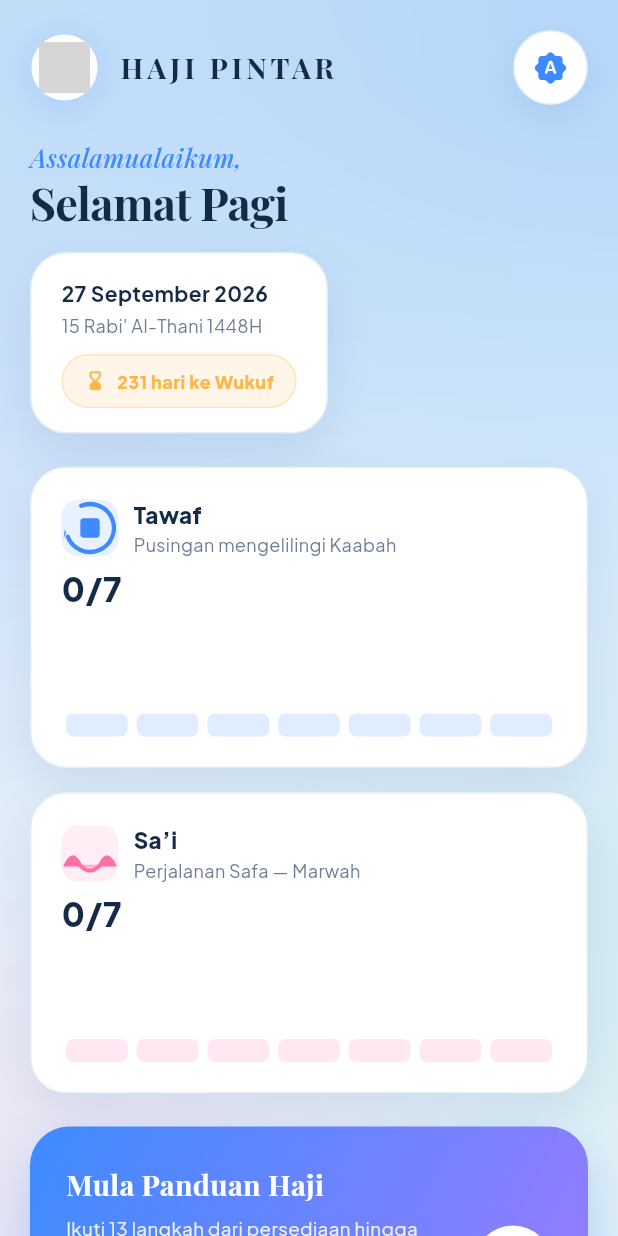
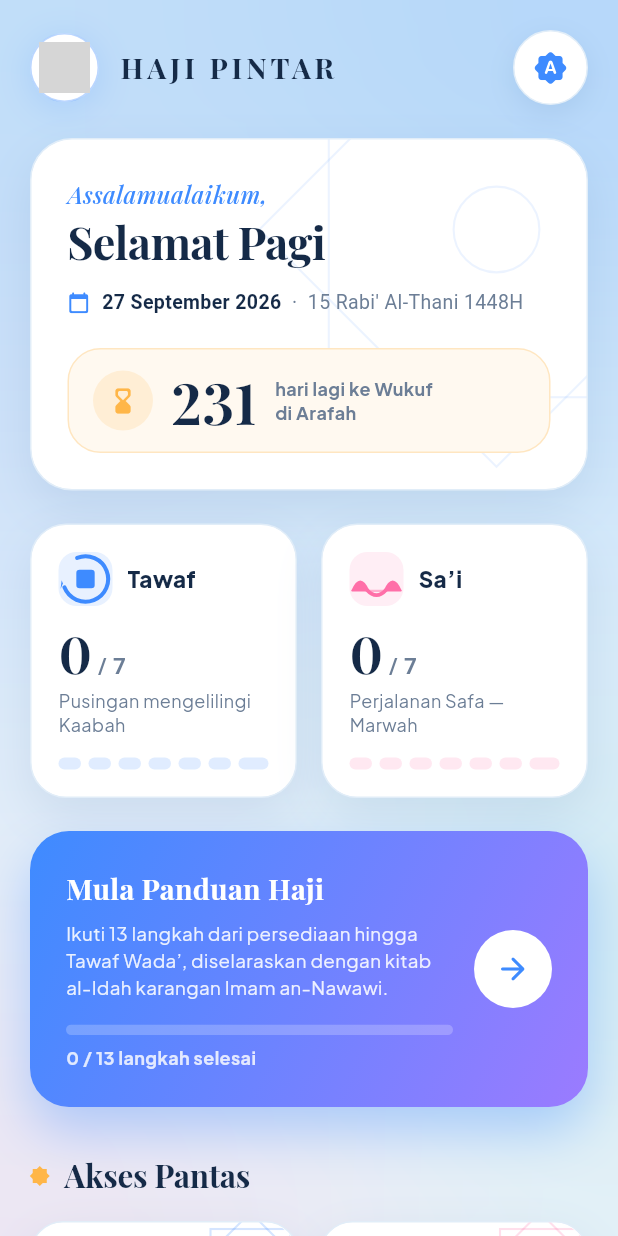
Before and after one commit to muzzammilKIAS/aplikasi_haji_pintar, a Flutter app: the screen it shows after launch, after a tap on "SAYA FAHAM & TERUSKAN", on a phone screen of 412 x 824 dp. Run offline on Flutter 3.47's test engine with Material 3 defaults, Android fonts, the phone set to English and light mode, and no system bars; our stand-ins replace flutter_map, google_fonts, hijri, hive_ce_flutter, latlong2, pdf and 2 more; accounts and stored records are empty; statements that could not run were skipped; project files that could hold a hidden picture were left out; grey boxes are pictures that could not be loaded.

Commit message:
Reka bentuk semula dashboard supaya lebih segar
Warna kekal; hanya susun atur dan komposisi berubah.

- Kad hero tunggal: salam, tarikh Masihi/Hijrah dan kiraan besar hari
  ke Wukuf (menggantikan salam berasingan + kad tarikh separuh lebar)
- Kad Tawaf/Sa'i padat bersebelahan walaupun di telefon, dengan angka
  besar dan penanda pusingan (tiada lagi carta tinggi yang kosong)
- Akses Pantas jadi grid jubin 4 lajur (desktop) / 2 lajur (telefon)
  yang sama tinggi per baris; anak panah dalam lencana bintang lapan
  penjuru

Co-Authored-By: Claude Opus 5.5 <noreply@anthropic.com>

```diff
--- a/lib/home_dashboard.dart
+++ b/lib/home_dashboard.dart
@@ -462,14 +462,12 @@ class _HalamanUtamaState extends State<HalamanUtama>
                           0.45,
                         ),
                         const SizedBox(height: 22),
-                        _staggered(const _DashGreeting(), 0.04, 0.50),
-                        const SizedBox(height: 16),
-                        _staggered(const _DateCountdownStrip(), 0.06, 0.52),
+                        _staggered(const _DateCountdownStrip(), 0.04, 0.52),
                         const SizedBox(height: 22),
                         _staggered(
                           LayoutBuilder(
                             builder: (BuildContext context, BoxConstraints constraints) {
-                              final bool stack = constraints.maxWidth < 560;
+                              final bool stack = constraints.maxWidth < 300;
                               final List<Widget> charts = <Widget>[
                                 _StatBarCard(
                                   title: 'Tawaf',
@@ -672,16 +670,10 @@ class _HalamanUtamaState extends State<HalamanUtama>
     double width,
     _DashPalette palette,
   ) {
-    int columns;
-    if (width >= 768) {
-      columns = 3;
-    } else if (width >= 360) {
-      columns = 2;
-    } else {
-      columns = 1;
-    }
-
-    const double spacing = 16;
+    // 8 jubin: 4 lajur di skrin lebar dan 2 di telefon supaya setiap
+    // baris penuh tanpa slot kosong.
+    final int columns = width >= 700 ? 4 : 2;
+    const double spacing = 14;
     final double cardWidth = (width - spacing * (columns - 1)) / columns;
 
     final List<_FeatureData> features = <_FeatureData>[
@@ -743,20 +735,38 @@ class _HalamanUtamaState extends State<HalamanUtama>
       ),
     ];
 
-    return Wrap(
-      spacing: spacing,
-      runSpacing: spacing,
-      children: features.map((_FeatureData feature) {
-        return SizedBox(
-          width: cardWidth,
-          child: _FeatureCard(
-            data: feature,
+    final List<Widget> rows = <Widget>[];
+    for (int start = 0; start < features.length; start += columns) {
+      final List<_FeatureData> rowItems = features.sublist(
+        start,
+        math.min(start + columns, features.length),
+      );
+      rows.add(
+        Padding(
+          padding: EdgeInsets.only(top: start == 0 ? 0 : spacing),
+          child: IntrinsicHeight(
+            child: Row(
+              crossAxisAlignment: CrossAxisAlignment.stretch,
+              children: <Widget>[
+                for (int i = 0; i < columns; i++) ...<Widget>[
+                  if (i > 0) const SizedBox(width: spacing),
+                  Expanded(
+                    child: i < rowItems.length
+                        ? _FeatureCard(
+                            data: rowItems[i],
                             palette: palette,
-            compact: columns == 1,
-          ),
-        );
-      }).toList(),
-    );
+                            compact: cardWidth < 220,
+                          )
+                        : const SizedBox.shrink(),
+                  ),
+                ],
+              ],
+            ),
+          ),
+        ),
+      );
+    }
+    return Column(children: rows);
   }
 }
 
@@ -914,42 +924,8 @@ class _DashHeader extends StatelessWidget {
 }
 
 /// Sapaan ringkas ("Assalamualaikum" + sapaan mengikut waktu).
-class _DashGreeting extends StatelessWidget {
-  const _DashGreeting();
-
-  @override
-  Widget build(BuildContext context) {
-    final _DashPalette palette = _DashPalette.of(context);
-
-    return Column(
-      crossAxisAlignment: CrossAxisAlignment.start,
-      children: <Widget>[
-        Text(
-          'Assalamualaikum,',
-          style: GoogleFonts.playfairDisplay(
-            color: palette.blue,
-            fontSize: 17,
-            fontStyle: FontStyle.italic,
-            fontWeight: FontWeight.w500,
-          ),
-        ),
-        Text(
-          sapaanMengikutMasa(),
-          style: GoogleFonts.playfairDisplay(
-            color: palette.textPrimary,
-            fontSize: 30,
-            height: 1.15,
-            fontWeight: FontWeight.w700,
-            letterSpacing: -0.5,
-          ),
-        ),
-      ],
-    );
-  }
-}
-
-/// Jalur padat memaparkan tarikh Masihi/Hijrah semasa dan anggaran baki
-/// hari menuju Wukuf di Arafah akan datang.
+/// Kad hero: salam, tarikh Masihi/Hijrah semasa dan baki hari menuju
+/// Wukuf di Arafah akan datang.
 class _DateCountdownStrip extends StatefulWidget {
   const _DateCountdownStrip();
 
@@ -1078,77 +1054,183 @@ class _DateCountdownStripState extends State<_DateCountdownStrip> {
     );
     final int bakiHari = tarikhSasaran.difference(tarikhSemasa).inDays;
 
-    return _DashCard(
-      palette: palette,
-      padding: const EdgeInsets.symmetric(horizontal: 20, vertical: 16),
-      child: LayoutBuilder(
-        builder: (BuildContext context, BoxConstraints constraints) {
-          final bool compact = constraints.maxWidth < 420;
-
-          final Widget tarikhPanel = Column(
+    final Widget greeting = Column(
       crossAxisAlignment: CrossAxisAlignment.start,
       mainAxisSize: MainAxisSize.min,
       children: <Widget>[
         Text(
-                _formatTarikhPenuhMasihi(_now),
+          'Assalamualaikum,',
+          style: GoogleFonts.playfairDisplay(
+            color: palette.blue,
+            fontSize: 16,
+            fontStyle: FontStyle.italic,
+            fontWeight: FontWeight.w500,
+          ),
+        ),
+        const SizedBox(height: 2),
+        Text(
+          sapaanMengikutMasa(),
+          style: GoogleFonts.playfairDisplay(
+            color: palette.textPrimary,
+            fontSize: 30,
+            height: 1.15,
+            fontWeight: FontWeight.w700,
+            letterSpacing: -0.5,
+          ),
+        ),
+        const SizedBox(height: 14),
+        Row(
+          mainAxisSize: MainAxisSize.min,
+          children: <Widget>[
+            Icon(
+              Icons.calendar_today_rounded,
+              size: 15,
+              color: palette.blue,
+            ),
+            const SizedBox(width: 8),
+            Flexible(
+              child: Text.rich(
+                TextSpan(
+                  children: <InlineSpan>[
+                    TextSpan(
+                      text: _formatTarikhPenuhMasihi(_now),
                       style: TextStyle(
                         color: palette.textPrimary,
-                  fontSize: 14,
                         fontWeight: FontWeight.w700,
                       ),
                     ),
-              const SizedBox(height: 2),
-              Text(
-                '${_hijriNow.hDay} ${_hijriNow.getLongMonthName()} ${_hijriNow.hYear}H',
+                    TextSpan(
+                      text: '  ·  ${_hijriNow.hDay} '
+                          '${_hijriNow.getLongMonthName()} '
+                          '${_hijriNow.hYear}H',
+                      style: TextStyle(color: palette.textMuted),
+                    ),
+                  ],
+                ),
+                style: const TextStyle(fontSize: 13),
+              ),
+            ),
+          ],
+        ),
+      ],
+    );
+
+    Widget countdown({required bool wide}) {
+      final Widget number = Text(
+        '$bakiHari',
+        style: GoogleFonts.playfairDisplay(
+          color: palette.textPrimary,
+          fontSize: wide ? 46 : 38,
+          height: 1.0,
+          fontWeight: FontWeight.w700,
+          fontFeatures: const <FontFeature>[FontFeature.liningFigures()],
+        ),
+      );
+      final Widget caption = Text(
+        'hari lagi ke Wukuf\ndi Arafah',
+        textAlign: wide ? TextAlign.center : TextAlign.start,
         style: TextStyle(
           color: palette.textMuted,
           fontSize: 12,
-                  fontWeight: FontWeight.w500,
-                ),
-              ),
-            ],
-          );
-
-          final Widget countdown = Container(
-            padding: const EdgeInsets.symmetric(horizontal: 14, vertical: 8),
+          height: 1.35,
+          fontWeight: FontWeight.w600,
+        ),
+      );
+      final Widget badge = Container(
+        width: 40,
+        height: 40,
         decoration: BoxDecoration(
-              color: palette.gold.withValues(alpha: 0.12),
-              borderRadius: BorderRadius.circular(999),
-              border: Border.all(color: palette.gold.withValues(alpha: 0.30)),
-            ),
-            child: Row(
+          color: palette.gold.withValues(alpha: 0.16),
+          shape: BoxShape.circle,
+        ),
+        child: Icon(
+          Icons.hourglass_bottom_rounded,
+          size: 20,
+          color: palette.gold,
+        ),
+      );
+
+      return Semantics(
+        label: '$bakiHari hari lagi ke Wukuf di Arafah',
+        excludeSemantics: true,
+        child: Container(
+          padding: wide
+              ? const EdgeInsets.symmetric(horizontal: 26, vertical: 20)
+              : const EdgeInsets.symmetric(horizontal: 16, vertical: 14),
+          decoration: BoxDecoration(
+            color: Color.alphaBlend(
+              palette.gold.withValues(alpha: 0.08),
+              palette.cardSurface,
+            ),
+            borderRadius: BorderRadius.circular(22),
+            border: Border.all(color: palette.gold.withValues(alpha: 0.28)),
+          ),
+          child: wide
+              ? Column(
                   mainAxisSize: MainAxisSize.min,
                   children: <Widget>[
-                Icon(Icons.hourglass_bottom_rounded, size: 15, color: palette.gold),
-                const SizedBox(width: 7),
-                Text(
-                  '$bakiHari hari ke Wukuf',
-                  style: TextStyle(
-                    color: palette.gold,
-                    fontSize: 12,
-                    fontWeight: FontWeight.w800,
-                  ),
-                ),
-              ],
-            ),
-          );
-
-          if (compact) {
+                    badge,
+                    const SizedBox(height: 10),
+                    number,
+                    const SizedBox(height: 6),
+                    caption,
+                  ],
+                )
+              : Row(
+                  children: <Widget>[
+                    badge,
+                    const SizedBox(width: 12),
+                    number,
+                    const SizedBox(width: 12),
+                    Expanded(child: caption),
+                  ],
+                ),
+        ),
+      );
+    }
+
+    return _DashCard(
+      palette: palette,
+      borderRadius: 28,
+      padding: EdgeInsets.zero,
+      child: ClipRRect(
+        borderRadius: BorderRadius.circular(28),
+        child: Stack(
+          children: <Widget>[
+            Positioned(
+              right: -70,
+              top: -70,
+              child: IslamicCornerMotif(
+                color: palette.blue.withValues(alpha: 0.10),
+                size: 260,
+              ),
+            ),
+            Padding(
+              padding: const EdgeInsets.all(24),
+              child: LayoutBuilder(
+                builder: (BuildContext context, BoxConstraints constraints) {
+                  if (constraints.maxWidth < 560) {
                     return Column(
-              crossAxisAlignment: CrossAxisAlignment.start,
-              children: <Widget>[
-                tarikhPanel,
-                const SizedBox(height: 10),
-                countdown,
-              ],
-            );
-          }
-
+                      crossAxisAlignment: CrossAxisAlignment.stretch,
+                      children: <Widget>[
+                        greeting,
+                        const SizedBox(height: 20),
+                        countdown(wide: false),
+                      ],
+                    );
+                  }
                   return Row(
-            mainAxisAlignment: MainAxisAlignment.spaceBetween,
-            children: <Widget>[tarikhPanel, countdown],
+                    children: <Widget>[
+                      Expanded(child: greeting),
+                      const SizedBox(width: 24),
+                      countdown(wide: true),
+                    ],
                   );
                 },
+              ),
+            ),
+          ],
+        ),
       ),
     );
   }
@@ -1262,14 +1344,15 @@ class _StatBarCard extends StatelessWidget {
       excludeSemantics: true,
       child: _DashCard(
         palette: palette,
+        padding: const EdgeInsets.all(18),
         child: Column(
           crossAxisAlignment: CrossAxisAlignment.start,
           children: <Widget>[
             Row(
               children: <Widget>[
                 Container(
-                width: 38,
-                height: 38,
+                  width: 36,
+                  height: 36,
                   decoration: BoxDecoration(
                     color: accent.withValues(alpha: 0.12),
                     borderRadius: BorderRadius.circular(12),
@@ -1278,10 +1361,7 @@ class _StatBarCard extends StatelessWidget {
                 ),
                 const SizedBox(width: 10),
                 Expanded(
-                child: Column(
-                  crossAxisAlignment: CrossAxisAlignment.start,
-                  children: <Widget>[
-                    Text(
+                  child: Text(
                     title,
                     style: TextStyle(
                       color: palette.textPrimary,
@@ -1289,64 +1369,70 @@ class _StatBarCard extends StatelessWidget {
                       fontSize: 15,
                     ),
                   ),
+                ),
+              ],
+            ),
+            const SizedBox(height: 14),
+            Text.rich(
+              TextSpan(
+                children: <InlineSpan>[
+                  TextSpan(
+                    text: '$completed',
+                    style: GoogleFonts.playfairDisplay(
+                      color: palette.textPrimary,
+                      fontSize: 34,
+                      height: 1.0,
+                      fontWeight: FontWeight.w700,
+                      fontFeatures: const <FontFeature>[
+                        FontFeature.liningFigures(),
+                      ],
+                    ),
+                  ),
+                  TextSpan(
+                    text: ' / $total',
+                    style: TextStyle(
+                      color: palette.textMuted,
+                      fontSize: 15,
+                      fontWeight: FontWeight.w700,
+                    ),
+                  ),
+                ],
+              ),
+            ),
+            const SizedBox(height: 4),
             Text(
               subtitle,
               style: TextStyle(
                 color: palette.textMuted,
                 fontSize: 12,
-                      ),
-                      maxLines: 1,
+                height: 1.35,
+              ),
+              maxLines: 2,
               overflow: TextOverflow.ellipsis,
             ),
-                  ],
-                ),
-              ),
-            ],
-          ),
-          const SizedBox(height: 4),
-          Text(
-            '$completed/$total',
-            style: TextStyle(
-              color: palette.textPrimary,
-              fontSize: 22,
-              fontWeight: FontWeight.w800,
-            ),
-          ),
-          const SizedBox(height: 12),
-          SizedBox(
-            height: 70,
-            child: Row(
-              crossAxisAlignment: CrossAxisAlignment.end,
+            const SizedBox(height: 14),
+            Row(
               children: List<Widget>.generate(total, (int index) {
                 final bool done = index < completed;
                 return Expanded(
                   child: Padding(
-                    padding: const EdgeInsets.symmetric(horizontal: 3),
-                    child: TweenAnimationBuilder<double>(
-                      tween: Tween<double>(begin: 0, end: done ? 1 : 0.22),
+                    padding: EdgeInsets.only(
+                      right: index == total - 1 ? 0 : 5,
+                    ),
+                    child: AnimatedContainer(
                       duration: reduceMotion
                           ? Duration.zero
-                          : Duration(milliseconds: 500 + index * 60),
+                          : Duration(milliseconds: 400 + index * 60),
                       curve: HajjMotion.ease,
-                      builder: (BuildContext context, double value, _) {
-                        return FractionallySizedBox(
-                          heightFactor: value.clamp(0.05, 1.0),
-                          alignment: Alignment.bottomCenter,
-                          child: Container(
+                      height: 8,
                       decoration: BoxDecoration(
-                              color: done
-                                  ? accent
-                                  : accent.withValues(alpha: 0.16),
-                              borderRadius: BorderRadius.circular(5),
-                            ),
-                          ),
-                        );
-                      },
+                        color: done ? accent : accent.withValues(alpha: 0.16),
+                        borderRadius: BorderRadius.circular(99),
+                      ),
                     ),
                   ),
                 );
               }),
-            ),
             ),
           ],
         ),
@@ -1505,8 +1591,7 @@ class _FeatureCard extends StatefulWidget {
   final _FeatureData data;
   final _DashPalette palette;
 
-  /// Susun atur senarai (ikon kiri, teks kanan) untuk grid satu lajur di
-  /// telefon, supaya kad tidak tinggi dan kosong.
+  /// Jubin sempit (telefon): sembunyikan penerangan supaya jubin padat.
   final bool compact;
 
   @override
@@ -1551,72 +1636,70 @@ class _FeatureCardState extends State<_FeatureCard> {
           ];
 
     final Widget iconTile = Container(
-      width: 46,
-      height: 46,
+      width: 44,
+      height: 44,
       decoration: BoxDecoration(
         color: accent.withValues(alpha: 0.12),
-        borderRadius: BorderRadius.circular(15),
-      ),
-      child: HajjIcon(type: widget.data.icon, color: accent, size: 26),
-    );
-
-    final Widget title = Text(
+        borderRadius: BorderRadius.circular(14),
+      ),
+      child: HajjIcon(type: widget.data.icon, color: accent, size: 24),
+    );
+
+    final Widget arrow = AnimatedContainer(
+      duration: HajjMotion.of(context, HajjMotion.medium),
+      curve: HajjMotion.ease,
+      width: 30,
+      height: 30,
+      decoration: BoxDecoration(
+        color: hovering ? accent : accent.withValues(alpha: 0.10),
+        shape: BoxShape.circle,
+      ),
+      child: Icon(
+        Icons.arrow_forward_rounded,
+        size: 16,
+        color: hovering ? palette.cardSurface : accent,
+      ),
+    );
+
+    final Widget content = Padding(
+      padding: EdgeInsets.all(widget.compact ? 16 : 18),
+      child: Column(
+        crossAxisAlignment: CrossAxisAlignment.start,
+        children: <Widget>[
+          Row(
+            crossAxisAlignment: CrossAxisAlignment.start,
+            children: <Widget>[
+              iconTile,
+              const Spacer(),
+              ExcludeSemantics(child: arrow),
+            ],
+          ),
+          SizedBox(height: widget.compact ? 14 : 18),
+          Text(
             widget.data.title,
+            maxLines: 2,
+            overflow: TextOverflow.ellipsis,
             style: GoogleFonts.playfairDisplay(
               color: palette.textPrimary,
-        fontSize: 17,
+              fontSize: widget.compact ? 16 : 17,
+              height: 1.25,
               fontWeight: FontWeight.w700,
             ),
-    );
-
-    final Widget description = Text(
+          ),
+          if (!widget.compact) ...<Widget>[
+            const SizedBox(height: 6),
+            Text(
               widget.data.description,
-      style: TextStyle(color: palette.textMuted, fontSize: 13, height: 1.4),
+              style: TextStyle(
+                color: palette.textMuted,
+                fontSize: 13,
+                height: 1.45,
+              ),
               maxLines: 2,
               overflow: TextOverflow.ellipsis,
-    );
-
-    final Widget content = widget.compact
-        ? Padding(
-            padding: const EdgeInsets.fromLTRB(16, 16, 12, 16),
-            child: Row(
-              children: <Widget>[
-                iconTile,
-                const SizedBox(width: 14),
-                Expanded(
-                  child: Column(
-                    crossAxisAlignment: CrossAxisAlignment.start,
-                    children: <Widget>[
-                      title,
-                      const SizedBox(height: 4),
-                      description,
-                    ],
-                  ),
-                ),
-                const SizedBox(width: 8),
-                Icon(
-                  Icons.chevron_right_rounded,
-                  color: accent.withValues(alpha: 0.7),
-                ),
-              ],
-            ),
-          )
-        : Padding(
-            padding: const EdgeInsets.all(18),
-            // Tinggi tetap supaya semua kad dalam grid sama besar tanpa
-            // mengira panjang teks penerangan.
-            child: SizedBox(
-              height: 158,
-              child: Column(
-                crossAxisAlignment: CrossAxisAlignment.start,
-                children: <Widget>[
-                  iconTile,
-                  const SizedBox(height: 16),
-                  title,
-                  const SizedBox(height: 6),
-                  Expanded(child: description),
-                ],
-              ),
+            ),
+          ],
+        ],
       ),
     );
 
@@ -1637,16 +1720,16 @@ class _FeatureCardState extends State<_FeatureCard> {
           child: ClipRRect(
             borderRadius: BorderRadius.circular(22),
             child: Stack(
-              children: <Widget>[
-                // Motif bintang lapan penjuru di bucu kad, sedikit
-                // melimpah keluar supaya kelihatan semula jadi dipotong
-                // oleh bucu bulat kad.
+              fit: StackFit.expand,
+              children: <Widget>[
+                // Bintang lapan penjuru berpusat pada butang anak panah,
+                // menjadikannya lencana kecil.
                 Positioned(
-                  top: widget.compact ? -26 : -22,
-                  right: widget.compact ? -26 : -22,
+                  top: (widget.compact ? 16 : 18) + 15 - 31,
+                  right: (widget.compact ? 16 : 18) + 15 - 31,
                   child: IslamicCornerMotif(
-                    color: accent.withValues(alpha: widget.compact ? 0.16 : 0.22),
-                    size: widget.compact ? 60 : 92,
+                    color: accent.withValues(alpha: 0.22),
+                    size: 62,
                   ),
                 ),
                 Material(
```
Lines whose indentation alone changed are shown as unchanged.
